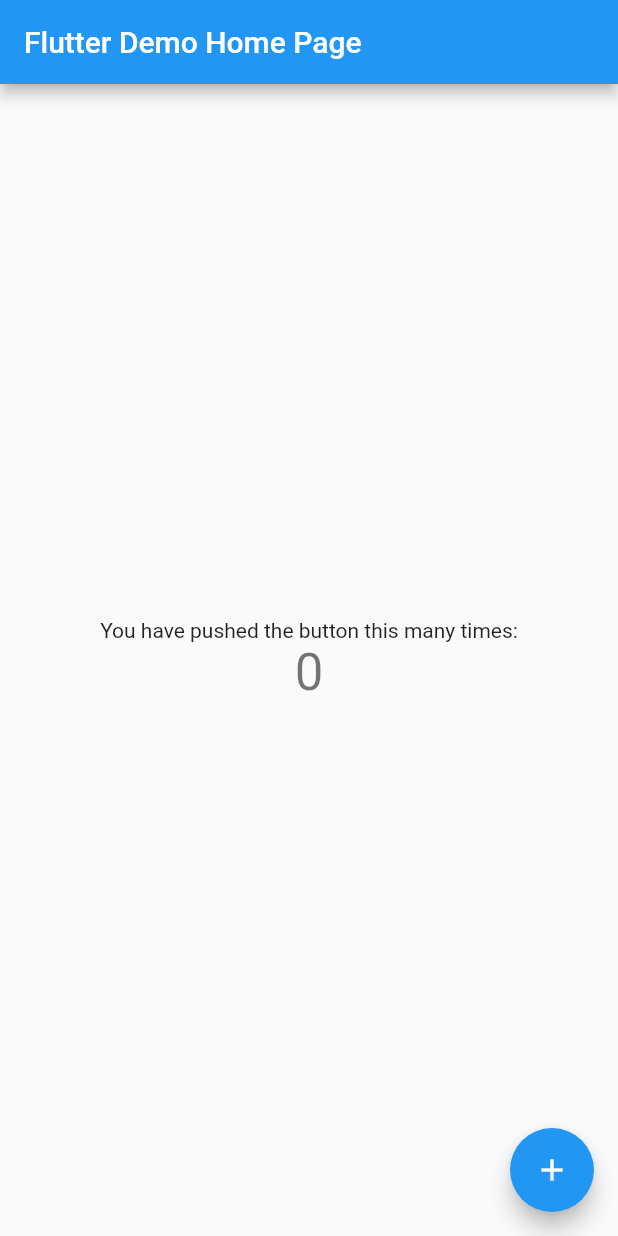
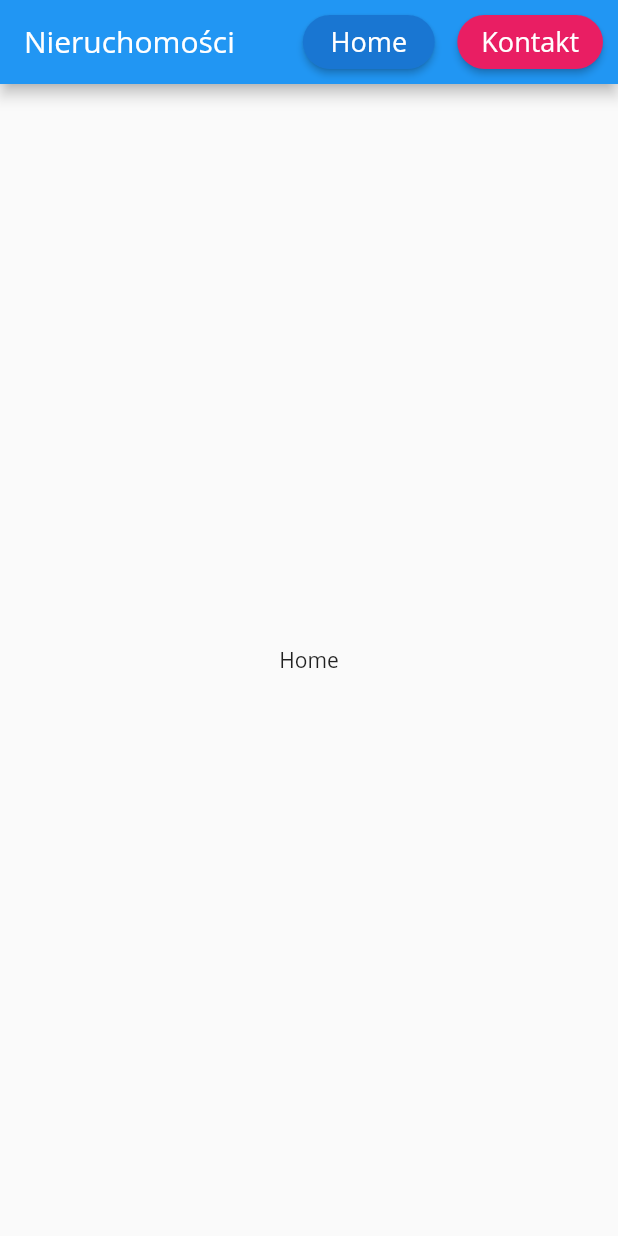
Before and after one commit to Peters8090/nieruchomosci-waw.com-old-flutter, a Flutter app: the screen it shows after launch, on a phone screen of 412 x 824 dp. Run offline on Flutter 3.47's test engine with Material 2 defaults, Android fonts, the phone set to English and light mode, and no system bars.

Commit message:
Create a header and two pages: home and contact

```diff
--- a/lib/main.dart
+++ b/lib/main.dart
@@ -1,113 +1,27 @@
 import 'package:flutter/material.dart';
+import 'package:nieruchomosci_waw_com/pages/contact_page.dart';
+import 'package:nieruchomosci_waw_com/pages/home_page.dart';
 
 void main() {
   runApp(MyApp());
 }
 
 class MyApp extends StatelessWidget {
-  // This widget is the root of your application.
   @override
   Widget build(BuildContext context) {
     return MaterialApp(
-      title: 'Flutter Demo',
+      title: 'Nieruchomości',
+      debugShowCheckedModeBanner: false,
       theme: ThemeData(
-        // This is the theme of your application.
-        //
-        // Try running your application with "flutter run". You'll see the
-        // application has a blue toolbar. Then, without quitting the app, try
-        // changing the primarySwatch below to Colors.green and then invoke
-        // "hot reload" (press "r" in the console where you ran "flutter run",
-        // or simply save your changes to "hot reload" in a Flutter IDE).
-        // Notice that the counter didn't reset back to zero; the application
-        // is not restarted.
         primarySwatch: Colors.blue,
+        accentColor: Colors.pink,
+        brightness: Brightness.light,
+        fontFamily: 'Open Sans',
       ),
-      home: MyHomePage(title: 'Flutter Demo Home Page'),
+      routes: {
+        HomePage.routeName: (_) => HomePage(),
+        ContactPage.routeName: (_) => ContactPage(),
+      },
     );
   }
 }
-
-class MyHomePage extends StatefulWidget {
-  MyHomePage({Key key, this.title}) : super(key: key);
-
-  // This widget is the home page of your application. It is stateful, meaning
-  // that it has a State object (defined below) that contains fields that affect
-  // how it looks.
-
-  // This class is the configuration for the state. It holds the values (in this
-  // case the title) provided by the parent (in this case the App widget) and
-  // used by the build method of the State. Fields in a Widget subclass are
-  // always marked "final".
-
-  final String title;
-
-  @override
-  _MyHomePageState createState() => _MyHomePageState();
-}
-
-class _MyHomePageState extends State<MyHomePage> {
-  int _counter = 0;
-
-  void _incrementCounter() {
-    setState(() {
-      // This call to setState tells the Flutter framework that something has
-      // changed in this State, which causes it to rerun the build method below
-      // so that the display can reflect the updated values. If we changed
-      // _counter without calling setState(), then the build method would not be
-      // called again, and so nothing would appear to happen.
-      _counter++;
-    });
-  }
-
-  @override
-  Widget build(BuildContext context) {
-    // This method is rerun every time setState is called, for instance as done
-    // by the _incrementCounter method above.
-    //
-    // The Flutter framework has been optimized to make rerunning build methods
-    // fast, so that you can just rebuild anything that needs updating rather
-    // than having to individually change instances of widgets.
-    return Scaffold(
-      appBar: AppBar(
-        // Here we take the value from the MyHomePage object that was created by
-        // the App.build method, and use it to set our appbar title.
-        title: Text(widget.title),
-      ),
-      body: Center(
-        // Center is a layout widget. It takes a single child and positions it
-        // in the middle of the parent.
-        child: Column(
-          // Column is also a layout widget. It takes a list of children and
-          // arranges them vertically. By default, it sizes itself to fit its
-          // children horizontally, and tries to be as tall as its parent.
-          //
-          // Invoke "debug painting" (press "p" in the console, choose the
-          // "Toggle Debug Paint" action from the Flutter Inspector in Android
-          // Studio, or the "Toggle Debug Paint" command in Visual Studio Code)
-          // to see the wireframe for each widget.
-          //
-          // Column has various properties to control how it sizes itself and
-          // how it positions its children. Here we use mainAxisAlignment to
-          // center the children vertically; the main axis here is the vertical
-          // axis because Columns are vertical (the cross axis would be
-          // horizontal).
-          mainAxisAlignment: MainAxisAlignment.center,
-          children: <Widget>[
-            Text(
-              'You have pushed the button this many times:',
-            ),
-            Text(
-              '$_counter',
-              style: Theme.of(context).textTheme.headline4,
-            ),
-          ],
-        ),
-      ),
-      floatingActionButton: FloatingActionButton(
-        onPressed: _incrementCounter,
-        tooltip: 'Increment',
-        child: Icon(Icons.add),
-      ), // This trailing comma makes auto-formatting nicer for build methods.
-    );
-  }
-}
--- /dev/null
+++ b/lib/pages/contact_page.dart
@@ -0,0 +1,16 @@
+import 'package:flutter/material.dart';
+import 'package:nieruchomosci_waw_com/widgets/header/header.dart';
+
+class ContactPage extends StatelessWidget {
+  static const routeName = '/kontakt';
+
+  @override
+  Widget build(BuildContext context) {
+    return Scaffold(
+      appBar: Header(),
+      body: Center(
+        child: Text('Kontakt'),
+      ),
+    );
+  }
+}
--- /dev/null
+++ b/lib/pages/home_page.dart
@@ -0,0 +1,14 @@
+import 'package:flutter/material.dart';
+import 'package:nieruchomosci_waw_com/widgets/header/header.dart';
+
+class HomePage extends StatelessWidget {
+  static const routeName = '/';
+
+  @override
+  Widget build(BuildContext context) {
+    return Scaffold(
+      appBar: Header(),
+      body: Center(child: Text('Home')),
+    );
+  }
+}
--- /dev/null
+++ b/lib/widgets/header/header.dart
@@ -0,0 +1,21 @@
+import 'package:flutter/material.dart';
+import 'package:nieruchomosci_waw_com/pages/contact_page.dart';
+import 'package:nieruchomosci_waw_com/pages/home_page.dart';
+import 'package:nieruchomosci_waw_com/widgets/header/widgets/navigation_item.dart';
+import 'package:nieruchomosci_waw_com/widgets/logo.dart';
+
+class Header extends StatelessWidget with PreferredSizeWidget {
+  @override
+  Widget build(BuildContext context) {
+    return AppBar(
+      title: Logo(),
+      actions: <Widget>[
+        NavigationItem('Home', HomePage.routeName),
+        NavigationItem('Kontakt', ContactPage.routeName),
+      ],
+    );
+  }
+
+  @override
+  Size get preferredSize => Size.fromHeight(kToolbarHeight);
+}
--- /dev/null
+++ b/lib/widgets/header/widgets/navigation_item.dart
@@ -0,0 +1,31 @@
+import 'package:flutter/material.dart';
+
+class NavigationItem extends StatelessWidget {
+  final String title;
+  final String routeName;
+
+  NavigationItem(this.title, this.routeName);
+
+  @override
+  Widget build(BuildContext context) {
+    final active = ModalRoute.of(context).settings.name == routeName;
+
+    return Container(
+      margin: EdgeInsets.all(10).subtract(EdgeInsets.only(left: 5)),
+      child: MaterialButton(
+        onPressed: () => Navigator.of(context).pushReplacementNamed(routeName),
+        shape: RoundedRectangleBorder(
+          borderRadius: BorderRadius.circular(20),
+        ),
+        color: active ? Theme.of(context).primaryColorDark : Theme.of(context).accentColor,
+        child: Text(
+          title,
+          style: Theme.of(context).textTheme.headline6.apply(
+                color: Colors.white,
+                fontSizeDelta: -2,
+              ),
+        ),
+      ),
+    );
+  }
+}
--- /dev/null
+++ b/lib/widgets/logo.dart
@@ -0,0 +1,8 @@
+import 'package:flutter/material.dart';
+
+class Logo extends StatelessWidget {
+  @override
+  Widget build(BuildContext context) {
+    return Text('Nieruchomości');
+  }
+}
```
Also changed, not shown: pubspec.yaml (+32 -12 lines), assets/fonts/Open Sans/OpenSans-Bold.ttf (added), assets/fonts/Open Sans/OpenSans-BoldItalic.ttf (added), assets/fonts/Open Sans/OpenSans-ExtraBold.ttf (added), assets/fonts/Open Sans/OpenSans-ExtraBoldItalic.ttf (added), assets/fonts/Open Sans/OpenSans-Italic.ttf (added), assets/fonts/Open Sans/OpenSans-Light.ttf (added), assets/fonts/Open Sans/OpenSans-LightItalic.ttf (added), assets/fonts/Open Sans/OpenSans-Regular.ttf (added), assets/fonts/Open Sans/OpenSans-SemiBold.ttf (added), assets/fonts/Open Sans/OpenSans-SemiBoldItalic.ttf (added).
